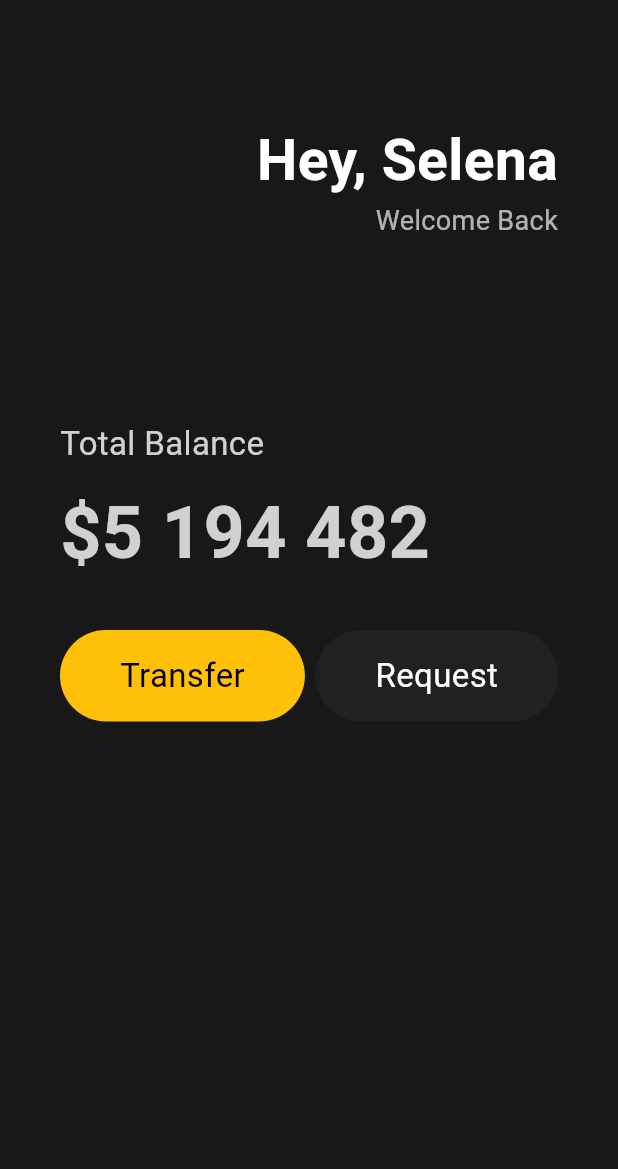
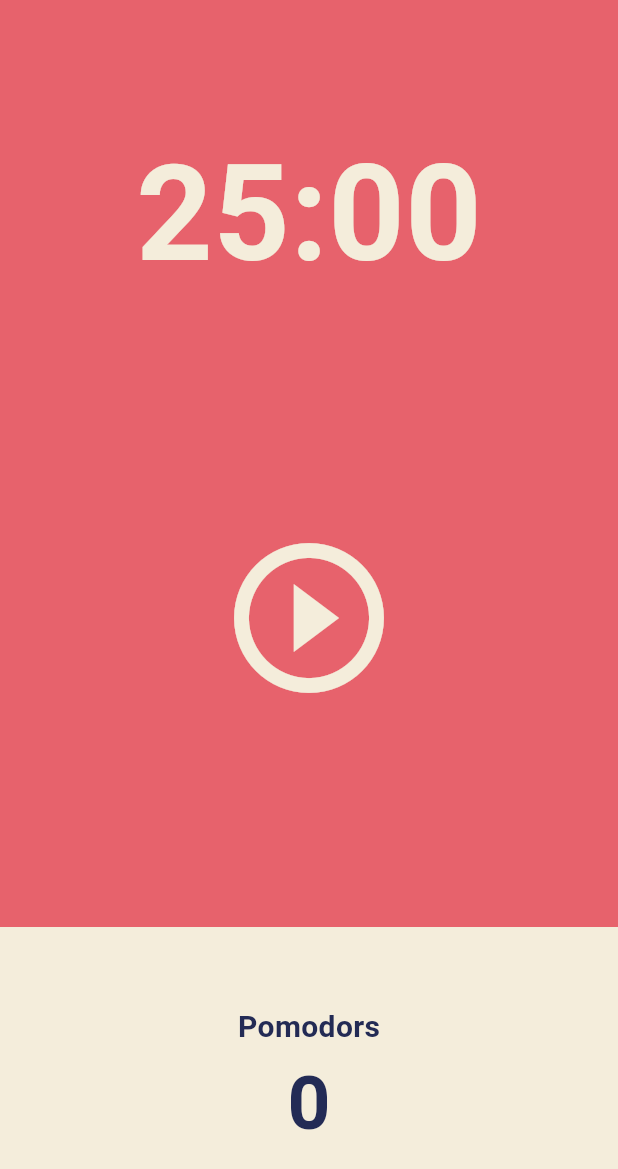
Before and after one commit to PracticeofEno/flutter_study, a Flutter app: the screen it shows after launch, on a phone screen of 412 x 824 dp. Shown: the top 1169 px of the screen. Run offline on Flutter 3.47's test engine with Material 3 defaults, Android fonts, the phone set to English and light mode, and no system bars.

Commit message:
pomodors

```diff
--- a/lib/main.dart
+++ b/lib/main.dart
@@ -1,91 +1,26 @@
 import 'package:flutter/material.dart';
-import 'package:toonflix/widgets/button.dart';
+import 'package:toonflix/screens/home_screen.dart';
 
 void main() {
-  runApp(const App());
+  runApp(const MyApp());
 }
 
-class App extends StatelessWidget {
-  const App({super.key});
+class MyApp extends StatelessWidget {
+  const MyApp({super.key});
 
   @override
   Widget build(BuildContext context) {
-    return const MaterialApp(
-      home: Scaffold(
-          backgroundColor: Color(0xFF181818),
-          body: Padding(
-            padding: EdgeInsets.symmetric(horizontal: 40),
-            child: Column(
-              crossAxisAlignment: CrossAxisAlignment.start,
-              children: [
-                SizedBox(
-                  height: 80,
-                ),
-                Row(
-                  mainAxisAlignment: MainAxisAlignment.end,
-                  children: [
-                    Column(
-                      crossAxisAlignment: CrossAxisAlignment.end,
-                      children: [
-                        Text(
-                          'Hey, Selena',
-                          style: TextStyle(
-                            color: Colors.white,
-                            fontSize: 38,
-                            fontWeight: FontWeight.w600,
-                          ),
-                        ),
-                        Text('Welcome Back',
-                            style: TextStyle(
-                              color: Color.fromARGB(170, 255, 255, 255),
-                              fontSize: 18,
-                            )),
-                      ],
-                    ),
-                  ],
-                ),
-                SizedBox(
-                  height: 120,
-                ),
-                Text(
-                  'Total Balance',
-                  style: TextStyle(
-                    color: Color.fromRGBO(255, 255, 255, 0.8),
-                    fontSize: 22,
-                  ),
-                ),
-                SizedBox(
-                  height: 10,
-                ),
-                Text(
-                  '\$5 194 482',
-                  style: TextStyle(
-                      color: Color.fromRGBO(255, 255, 255, 0.8),
-                      fontSize: 48,
-                      fontWeight: FontWeight.w600),
-                ),
-                SizedBox(
-                  height: 30,
-                ),
-                Row(
-                  mainAxisAlignment: MainAxisAlignment.spaceBetween,
-                  children: [
-                    Button(
-                      text: 'Transfer',
-                      bgColor: Colors.amber,
-                      textColor: Colors.black,
-                    ),
-                    Button(
-                        text: 'Request',
-                        bgColor: Color(
-                          0xFF1F2123,
-                        ),
-                        textColor: Colors.white)
-                  ],
-                )
-              ],
+    return MaterialApp(
+        theme: ThemeData(
+          colorScheme:
+              ColorScheme.fromSwatch(backgroundColor: const Color(0xFFE7626C)),
+          textTheme: const TextTheme(
+            displayLarge: TextStyle(
+              color: Color(0xFF232B55),
             ),
-          )),
-    );
+          ),
+          cardColor: const Color(0xFFF4EDDB),
+        ),
+        home: const HomeScreen());
   }
 }
--- /dev/null
+++ b/lib/screens/home_screen.dart
@@ -0,0 +1,78 @@
+import 'package:flutter/material.dart';
+
+class HomeScreen extends StatefulWidget {
+  const HomeScreen({super.key});
+
+  @override
+  State<HomeScreen> createState() => _HomeScreenState();
+}
+
+class _HomeScreenState extends State<HomeScreen> {
+  @override
+  Widget build(BuildContext context) {
+    return Scaffold(
+        backgroundColor: Theme.of(context).colorScheme.background,
+        body: Column(
+          children: [
+            Flexible(
+                flex: 1,
+                child: Container(
+                  alignment: Alignment.bottomCenter,
+                  child: Text(
+                    '25:00',
+                    style: TextStyle(
+                        color: Theme.of(context).cardColor,
+                        fontSize: 89,
+                        fontWeight: FontWeight.w600),
+                  ),
+                )),
+            Flexible(
+                flex: 2,
+                child: Container(
+                    child: Center(
+                  child: IconButton(
+                    iconSize: 120,
+                    color: Theme.of(context).cardColor,
+                    onPressed: () {},
+                    icon: const Icon(Icons.play_circle_outline),
+                  ),
+                ))),
+            Flexible(
+              flex: 1,
+              child: Row(
+                children: [
+                  Expanded(
+                    child: Container(
+                      decoration: BoxDecoration(
+                        color: Theme.of(context).cardColor,
+                      ),
+                      child: Column(
+                        mainAxisAlignment: MainAxisAlignment.center,
+                        children: [
+                          Text('Pomodors',
+                              style: TextStyle(
+                                  fontSize: 20,
+                                  color: Theme.of(context)
+                                      .textTheme
+                                      .displayLarge
+                                      ?.color,
+                                  fontWeight: FontWeight.w600)),
+                          Text('0',
+                              style: TextStyle(
+                                  fontSize: 50,
+                                  color: Theme.of(context)
+                                      .textTheme
+                                      .displayLarge
+                                      ?.color,
+                                  fontWeight: FontWeight.w600)),
+                        ],
+                      ),
+                    ),
+                  )
+                ],
+              ),
+            ),
+          ],
+        ));
+  }
+}
--- a/lib/widgets/button.dart
+++ /dev/null
@@ -1,34 +0,0 @@
-import 'package:flutter/material.dart';
-
-class Button extends StatelessWidget {
-  final String text;
-  final Color bgColor;
-  final Color textColor;
-
-  const Button(
-      {super.key,
-      required this.text,
-      required this.bgColor,
-      required this.textColor});
-
-  @override
-  Widget build(BuildContext context) {
-    return Container(
-      decoration: BoxDecoration(
-          color: bgColor, borderRadius: BorderRadius.circular(45)),
-      child: Padding(
-        padding: const EdgeInsets.symmetric(
-          vertical: 15,
-          horizontal: 40,
-        ),
-        child: Text(
-          text,
-          style: TextStyle(
-            fontSize: 22,
-            color: textColor,
-          ),
-        ),
-      ),
-    );
-  }
-}
```
Also changed, not shown: 2 other files.
